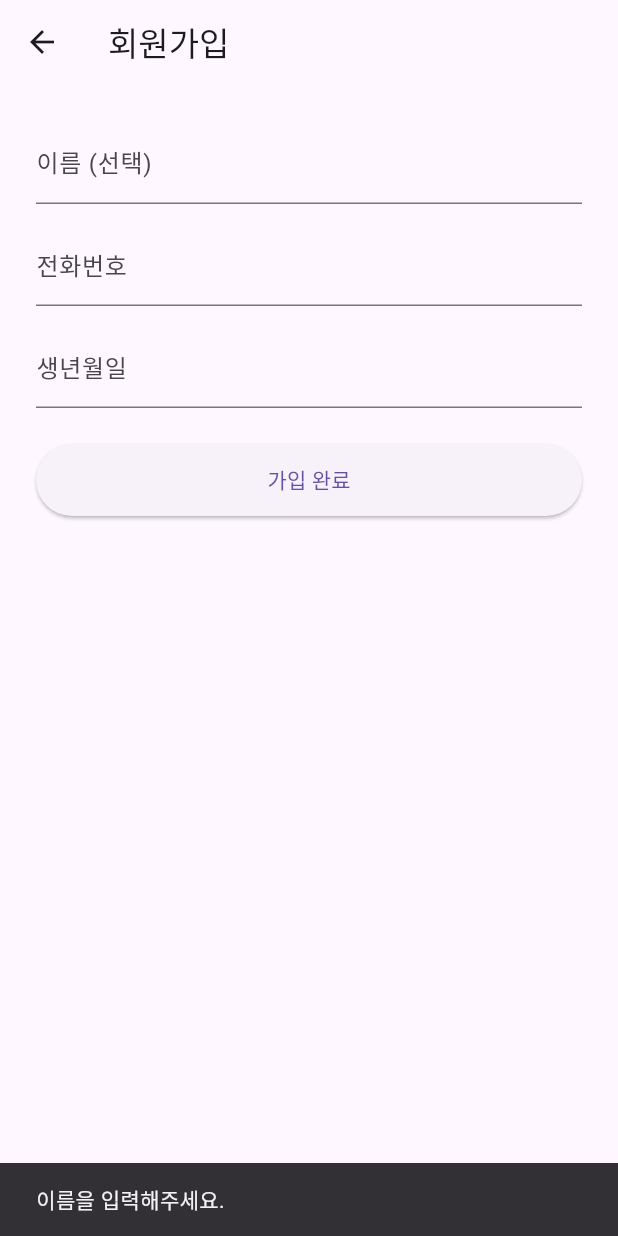
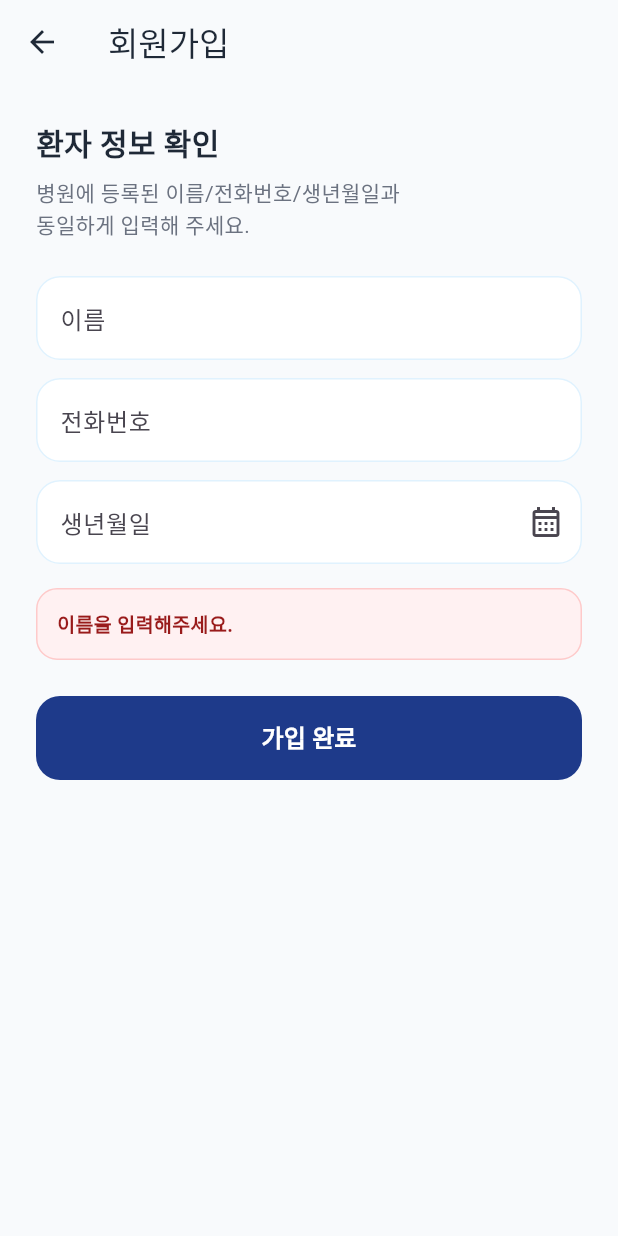
Before and after one commit to hyunkyung31/Flutter_patient, a Flutter app: the SignupPage screen opened directly with empty values, after a tap on "가입 완료", on a phone screen of 412 x 824 dp. Run offline on Flutter 3.47's test engine with Material 3 defaults, Android fonts, the phone set to English and light mode, and no system bars; our stand-ins replace dio, flutter_dotenv, flutter_secure_storage; missing offline and left inert: kakao_flutter_sdk_user; accounts and stored records are empty.

Commit message:
fix: harden Kakao login/signup response handling
Recover new-user flows when backend returns signup_token on 4xx,
normalize phone/birthDate for patient matching, and surface clearer
signup validation/errors in the patient UI.

Co-authored-by: hyunkyung <piehyun31@gmail.com>

```diff
--- a/lib/features/auth/presentation/pages/login_page.dart
+++ b/lib/features/auth/presentation/pages/login_page.dart
@@ -33,11 +33,12 @@ class _LoginPageState extends State<LoginPage> {
       if (!mounted) return;
 
       // 신규 회원 → 회원가입
-      if (result.isNewUser) {
+      if (result.needsSignup) {
         final signupToken = result.signupToken;
         if (signupToken == null || signupToken.isEmpty) {
           setState(() {
-            _errorMessage = '회원가입 토큰이 없습니다. 서버 응답을 확인해주세요.';
+            _errorMessage =
+                '회원가입이 필요하지만 signup_token이 없습니다.\n서버 응답을 확인해주세요.';
           });
           return;
         }
@@ -47,6 +48,13 @@ class _LoginPageState extends State<LoginPage> {
             builder: (_) => SignupPage(signupToken: signupToken),
           ),
         );
+        return;
+      }
+
+      if (result.access.isEmpty || result.refresh.isEmpty) {
+        setState(() {
+          _errorMessage = '로그인 토큰이 없습니다. 서버 응답을 확인해주세요.';
+        });
         return;
       }
 
--- a/lib/features/auth/presentation/pages/signup_page.dart
+++ b/lib/features/auth/presentation/pages/signup_page.dart
@@ -1,5 +1,7 @@
 import 'package:flutter/material.dart';
+import 'package:flutter/services.dart';
 import 'package:patient_app/core/storage/secure_storage.dart';
+import 'package:patient_app/core/theme/app_colors.dart';
 
 import '../../data/datasource/kakao_auth_service.dart';
 
@@ -22,6 +24,7 @@ class _SignupPageState extends State<SignupPage> {
   final _nameController = TextEditingController();
 
   bool _isLoading = false;
+  String? _errorMessage;
 
   @override
   void dispose() {
@@ -31,34 +34,54 @@ class _SignupPageState extends State<SignupPage> {
     super.dispose();
   }
 
+  Future<void> _pickBirthDate() async {
+    final now = DateTime.now();
+    final picked = await showDatePicker(
+      context: context,
+      initialDate: DateTime(now.year - 30, 1, 1),
+      firstDate: DateTime(1900),
+      lastDate: now,
+      helpText: '생년월일 선택',
+    );
+    if (picked == null) return;
+    final y = picked.year.toString().padLeft(4, '0');
+    final m = picked.month.toString().padLeft(2, '0');
+    final d = picked.day.toString().padLeft(2, '0');
+    _birthController.text = '$y-$m-$d';
+  }
+
   Future<void> _onSubmit() async {
+    FocusScope.of(context).unfocus();
+
     final phone = _phoneController.text.trim();
     final birthDate = _birthController.text.trim();
     final name = _nameController.text.trim();
 
     if (name.isEmpty) {
-      ScaffoldMessenger.of(context).showSnackBar(
-        const SnackBar(content: Text('이름을 입력해주세요.')),
-      );
+      setState(() => _errorMessage = '이름을 입력해주세요.');
+      return;
+    }
+    if (phone.isEmpty || birthDate.isEmpty) {
+      setState(() => _errorMessage = '전화번호와 생년월일을 입력해주세요.');
       return;
     }
 
-    if (phone.isEmpty || birthDate.isEmpty) {
-      ScaffoldMessenger.of(context).showSnackBar(
-        const SnackBar(content: Text('전화번호와 생년월일을 입력해주세요.')),
-      );
-      return;
-    }
-
-    setState(() => _isLoading = true);
+    setState(() {
+      _isLoading = true;
+      _errorMessage = null;
+    });
 
     try {
       final result = await _authService.signupWithKakao(
         signupToken: widget.signupToken,
-        phone: phone, // service에서 숫자만 정규화
+        phone: phone,
         birthDate: birthDate,
         name: name,
       );
+
+      if (result.access.isEmpty || result.refresh.isEmpty) {
+        throw Exception('회원가입은 됐지만 토큰이 없습니다. 서버 응답을 확인해주세요.');
+      }
 
       await SecureStorageService.saveToken(
         access: result.access,
@@ -72,67 +95,166 @@ class _SignupPageState extends State<SignupPage> {
       );
 
       // TODO: 홈으로 이동
-      // Navigator.pushReplacement(... HomePage ...);
-      Navigator.pop(context); // 임시: 로그인 화면으로 복귀
+      Navigator.pop(context);
     } catch (e) {
       if (!mounted) return;
-      ScaffoldMessenger.of(context).showSnackBar(
-        SnackBar(
-          duration: const Duration(seconds: 8),
-          content: Text(e.toString().replaceFirst('Exception: ', '')),
-        ),
-      );
+      setState(() {
+        _errorMessage = e.toString().replaceFirst('Exception: ', '');
+      });
     } finally {
       if (mounted) setState(() => _isLoading = false);
     }
   }
 
+  InputDecoration _decoration({
+    required String label,
+    String? hint,
+    Widget? suffixIcon,
+  }) {
+    return InputDecoration(
+      labelText: label,
+      hintText: hint,
+      suffixIcon: suffixIcon,
+      filled: true,
+      fillColor: AppColors.white,
+      border: OutlineInputBorder(
+        borderRadius: BorderRadius.circular(16),
+      ),
+      enabledBorder: OutlineInputBorder(
+        borderRadius: BorderRadius.circular(16),
+        borderSide: const BorderSide(color: AppColors.lightBlue),
+      ),
+      focusedBorder: OutlineInputBorder(
+        borderRadius: BorderRadius.circular(16),
+        borderSide: const BorderSide(color: AppColors.secondary, width: 1.8),
+      ),
+    );
+  }
+
   @override
   Widget build(BuildContext context) {
     return Scaffold(
-      appBar: AppBar(title: const Text('회원가입')),
+      backgroundColor: AppColors.background,
+      appBar: AppBar(
+        title: const Text('회원가입'),
+        backgroundColor: AppColors.background,
+        foregroundColor: AppColors.text,
+        elevation: 0,
+      ),
       body: SafeArea(
-        child: Padding(
+        child: SingleChildScrollView(
           padding: const EdgeInsets.all(24),
           child: Column(
+            crossAxisAlignment: CrossAxisAlignment.stretch,
             children: [
+              const Text(
+                '환자 정보 확인',
+                style: TextStyle(
+                  fontSize: 20,
+                  fontWeight: FontWeight.w800,
+                  color: AppColors.text,
+                ),
+              ),
+              const SizedBox(height: 8),
+              const Text(
+                '병원에 등록된 이름/전화번호/생년월일과\n동일하게 입력해 주세요.',
+                style: TextStyle(
+                  fontSize: 14,
+                  height: 1.45,
+                  color: AppColors.textSecondary,
+                ),
+              ),
+              const SizedBox(height: 24),
               TextField(
                 controller: _nameController,
-                decoration: const InputDecoration(
-                  labelText: '이름 (선택)',
-                ),
+                textInputAction: TextInputAction.next,
+                decoration: _decoration(label: '이름', hint: '홍길동'),
+                onChanged: (_) {
+                  if (_errorMessage != null) {
+                    setState(() => _errorMessage = null);
+                  }
+                },
               ),
               const SizedBox(height: 12),
               TextField(
                 controller: _phoneController,
                 keyboardType: TextInputType.phone,
-                decoration: const InputDecoration(
-                  labelText: '전화번호',
-                  hintText: '01012345678',
+                textInputAction: TextInputAction.next,
+                inputFormatters: [
+                  FilteringTextInputFormatter.allow(RegExp(r'[0-9\- ]')),
+                ],
+                decoration: _decoration(
+                  label: '전화번호',
+                  hint: '01012345678',
                 ),
+                onChanged: (_) {
+                  if (_errorMessage != null) {
+                    setState(() => _errorMessage = null);
+                  }
+                },
               ),
               const SizedBox(height: 12),
               TextField(
                 controller: _birthController,
-                keyboardType: TextInputType.number,
-                decoration: const InputDecoration(
-                  labelText: '생년월일',
-                  hintText: '900101',
+                readOnly: true,
+                onTap: _isLoading ? null : _pickBirthDate,
+                decoration: _decoration(
+                  label: '생년월일',
+                  hint: '1990-01-01',
+                  suffixIcon: IconButton(
+                    onPressed: _isLoading ? null : _pickBirthDate,
+                    icon: const Icon(Icons.calendar_month_outlined),
+                  ),
                 ),
               ),
+              if (_errorMessage != null) ...[
+                const SizedBox(height: 16),
+                Container(
+                  padding: const EdgeInsets.all(13),
+                  decoration: BoxDecoration(
+                    color: const Color(0xFFFFF1F2),
+                    borderRadius: BorderRadius.circular(14),
+                    border: Border.all(color: const Color(0xFFFECACA)),
+                  ),
+                  child: Text(
+                    _errorMessage!,
+                    style: const TextStyle(
+                      color: Color(0xFF991B1B),
+                      fontSize: 13,
+                      height: 1.45,
+                      fontWeight: FontWeight.w600,
+                    ),
+                  ),
+                ),
+              ],
               const SizedBox(height: 24),
               SizedBox(
-                width: double.infinity,
-                height: 48,
-                child: ElevatedButton(
+                height: 56,
+                child: FilledButton(
                   onPressed: _isLoading ? null : _onSubmit,
+                  style: FilledButton.styleFrom(
+                    backgroundColor: AppColors.primary,
+                    foregroundColor: AppColors.white,
+                    shape: RoundedRectangleBorder(
+                      borderRadius: BorderRadius.circular(16),
+                    ),
+                  ),
                   child: _isLoading
                       ? const SizedBox(
-                          width: 20,
-                          height: 20,
-                          child: CircularProgressIndicator(strokeWidth: 2),
+                          width: 22,
+                          height: 22,
+                          child: CircularProgressIndicator(
+                            strokeWidth: 2.2,
+                            color: AppColors.white,
+                          ),
                         )
-                      : const Text('가입 완료'),
+                      : const Text(
+                          '가입 완료',
+                          style: TextStyle(
+                            fontSize: 16,
+                            fontWeight: FontWeight.w700,
+                          ),
+                        ),
                 ),
               ),
             ],
```
Also changed, not shown: lib/features/auth/data/datasource/kakao_auth_service.dart (+86 -24 lines), lib/features/auth/data/model/login_response.dart (+43 -6 lines), 1 other file.
